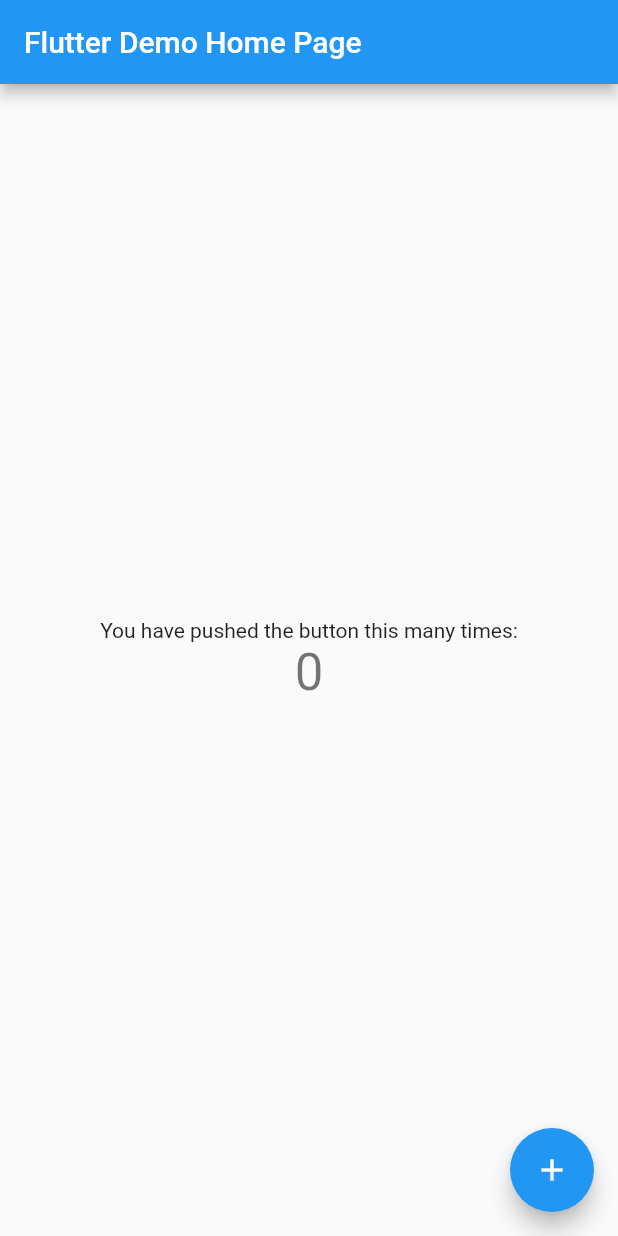
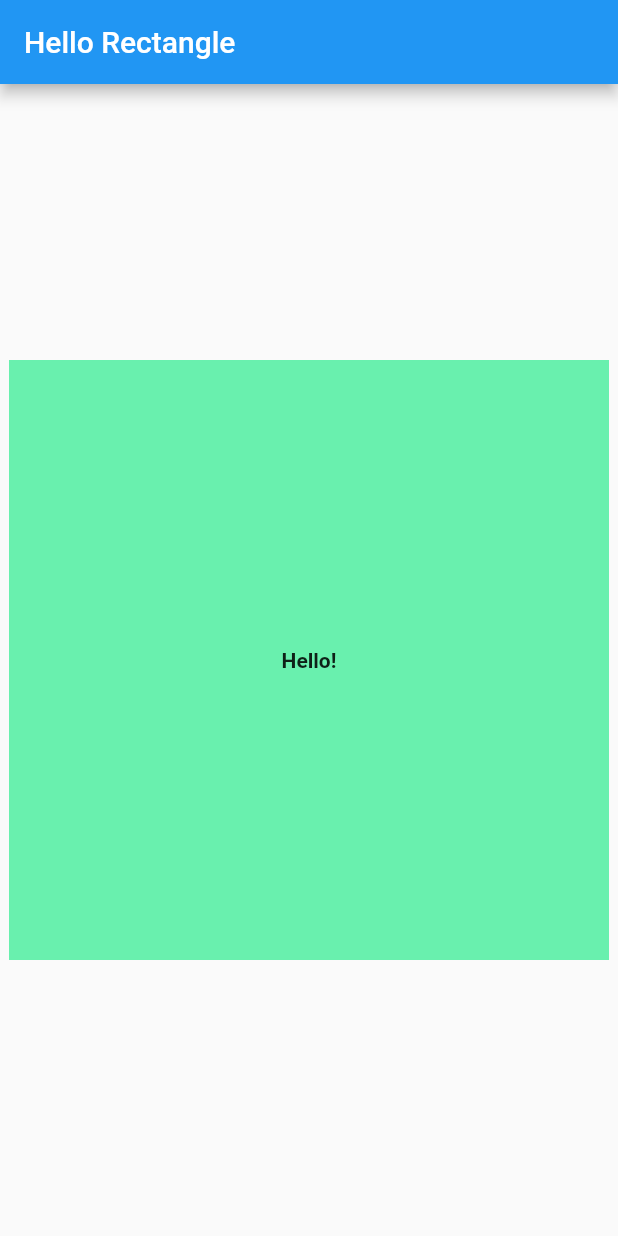
Before and after one commit to fisforfaheem/hello_rectangle, a Flutter app: the screen it shows after launch, on a phone screen of 412 x 824 dp. Run offline on Flutter 3.47's test engine with Material 2 defaults, Android fonts, the phone set to English and light mode, and no system bars.

Commit message:
updated rectangle

```diff
--- a/lib/main.dart
+++ b/lib/main.dart
@@ -7,109 +7,37 @@
 class MyApp extends StatelessWidget {
   const MyApp({Key? key}) : super(key: key);
 
-  // This widget is the root of your application.
   @override
   Widget build(BuildContext context) {
     return MaterialApp(
-      title: 'Flutter Demo',
-      theme: ThemeData(
-        // This is the theme of your application.
-        //
-        // Try running your application with "flutter run". You'll see the
-        // application has a blue toolbar. Then, without quitting the app, try
-        // changing the primarySwatch below to Colors.green and then invoke
-        // "hot reload" (press "r" in the console where you ran "flutter run",
-        // or simply save your changes to "hot reload" in a Flutter IDE).
-        // Notice that the counter didn't reset back to zero; the application
-        // is not restarted.
-        primarySwatch: Colors.blue,
+      debugShowCheckedModeBanner: false,
+      home: Scaffold(
+        appBar: AppBar(
+          title: const Text("Hello Rectangle"),
+        ),
+        body: const HelloRectangle(),
       ),
-      home: const MyHomePage(title: 'Flutter Demo Home Page'),
     );
   }
 }
 
-class MyHomePage extends StatefulWidget {
-  const MyHomePage({Key? key, required this.title}) : super(key: key);
-
-  // This widget is the home page of your application. It is stateful, meaning
-  // that it has a State object (defined below) that contains fields that affect
-  // how it looks.
-
-  // This class is the configuration for the state. It holds the values (in this
-  // case the title) provided by the parent (in this case the App widget) and
-  // used by the build method of the State. Fields in a Widget subclass are
-  // always marked "final".
-
-  final String title;
-
-  @override
-  State<MyHomePage> createState() => _MyHomePageState();
-}
-
-class _MyHomePageState extends State<MyHomePage> {
-  int _counter = 0;
-
-  void _incrementCounter() {
-    setState(() {
-      // This call to setState tells the Flutter framework that something has
-      // changed in this State, which causes it to rerun the build method below
-      // so that the display can reflect the updated values. If we changed
-      // _counter without calling setState(), then the build method would not be
-      // called again, and so nothing would appear to happen.
-      _counter++;
-    });
-  }
+class HelloRectangle extends StatelessWidget {
+  const HelloRectangle({Key? key}) : super(key: key);
 
   @override
   Widget build(BuildContext context) {
-    // This method is rerun every time setState is called, for instance as done
-    // by the _incrementCounter method above.
-    //
-    // The Flutter framework has been optimized to make rerunning build methods
-    // fast, so that you can just rebuild anything that needs updating rather
-    // than having to individually change instances of widgets.
-    return Scaffold(
-      appBar: AppBar(
-        // Here we take the value from the MyHomePage object that was created by
-        // the App.build method, and use it to set our appbar title.
-        title: Text(widget.title),
-      ),
-      body: Center(
-        // Center is a layout widget. It takes a single child and positions it
-        // in the middle of the parent.
-        child: Column(
-          // Column is also a layout widget. It takes a list of children and
-          // arranges them vertically. By default, it sizes itself to fit its
-          // children horizontally, and tries to be as tall as its parent.
-          //
-          // Invoke "debug painting" (press "p" in the console, choose the
-          // "Toggle Debug Paint" action from the Flutter Inspector in Android
-          // Studio, or the "Toggle Debug Paint" command in Visual Studio Code)
-          // to see the wireframe for each widget.
-          //
-          // Column has various properties to control how it sizes itself and
-          // how it positions its children. Here we use mainAxisAlignment to
-          // center the children vertically; the main axis here is the vertical
-          // axis because Columns are vertical (the cross axis would be
-          // horizontal).
-          mainAxisAlignment: MainAxisAlignment.center,
-          children: <Widget>[
-            const Text(
-              'You have pushed the button this many times:',
-            ),
-            Text(
-              '$_counter',
-              style: Theme.of(context).textTheme.headline4,
-            ),
-          ],
+    return Center(
+      child: Container(
+        color: Colors.greenAccent,
+        height: 400,
+        width: 400,
+        child: const Center(
+          child: Text(
+            "Hello!",
+            style: TextStyle(fontWeight: FontWeight.bold),
+          ),
         ),
       ),
-      floatingActionButton: FloatingActionButton(
-        onPressed: _incrementCounter,
-        tooltip: 'Increment',
-        child: const Icon(Icons.add),
-      ), // This trailing comma makes auto-formatting nicer for build methods.
     );
   }
 }
```
Also changed, not shown: pubspec.lock.
